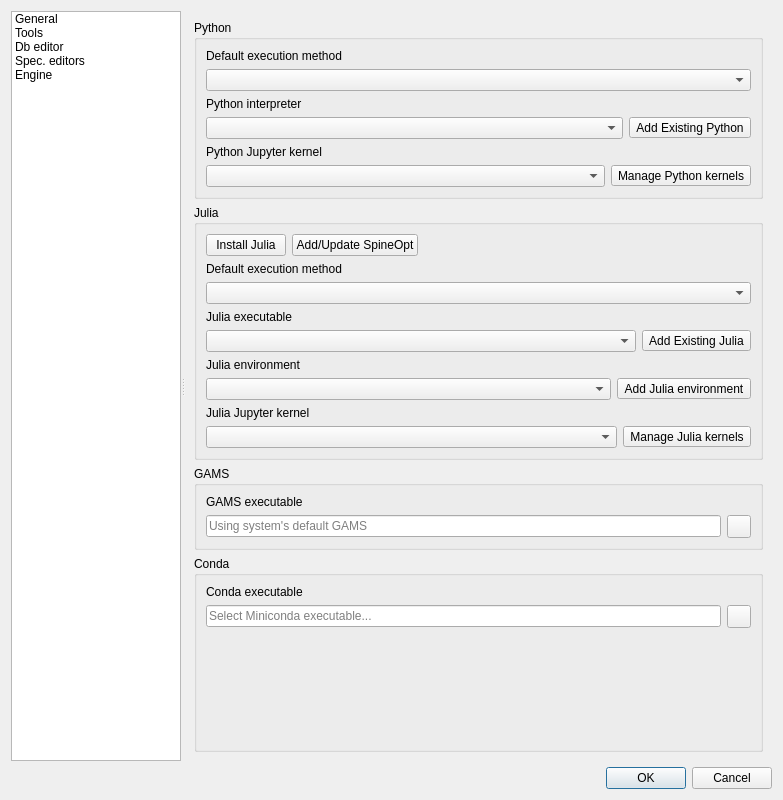
spine-tools/Spine-Toolbox, file spinetoolbox/ui/settings.ui: the form before one commit.
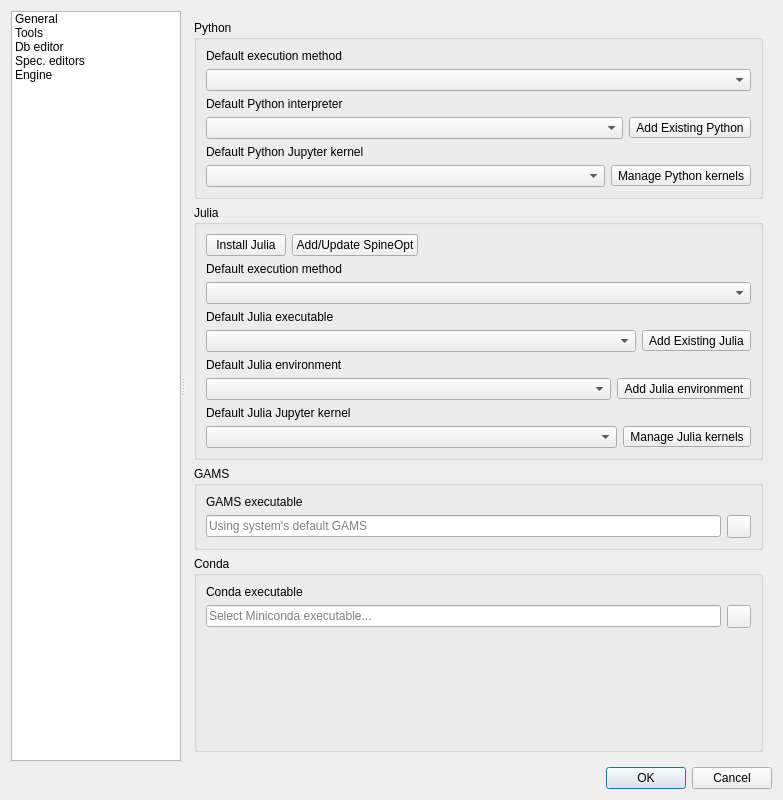
The form after the commit. The open tabs and pages were chosen to show the change. Icons and pictures are not drawn. Custom widgets are drawn as their Qt base class.

Commit message: Update label texts and tooltips in Settings widget, update CHANGELOG.md

The edit to the form file:
```diff
--- a/spinetoolbox/ui/settings.ui
+++ b/spinetoolbox/ui/settings.ui
@@ -788,7 +788,7 @@
            <item>
             <widget class="QLabel" name="label_21">
              <property name="text">
-              <string>Python interpreter</string>
+              <string>Default Python interpreter</string>
              </property>
             </widget>
            </item>
@@ -835,7 +835,7 @@
            <item>
             <widget class="QLabel" name="label_22">
              <property name="text">
-              <string>Python Jupyter kernel</string>
+              <string>Default Python Jupyter kernel</string>
              </property>
             </widget>
            </item>
@@ -946,7 +946,7 @@
            <item>
             <widget class="QLabel" name="label_23">
              <property name="text">
-              <string>Julia executable</string>
+              <string>Default Julia executable</string>
              </property>
             </widget>
            </item>
@@ -993,7 +993,7 @@
            <item>
             <widget class="QLabel" name="label_24">
              <property name="text">
-              <string>Julia environment</string>
+              <string>Default Julia environment</string>
              </property>
             </widget>
            </item>
@@ -1040,7 +1040,7 @@
            <item>
             <widget class="QLabel" name="label_25">
              <property name="text">
-              <string>Julia Jupyter kernel</string>
+              <string>Default Julia Jupyter kernel</string>
              </property>
             </widget>
            </item>
```
Left out of the diff: 21 changed lines with no effect on the pictures. The commit also changes 4 other files.
